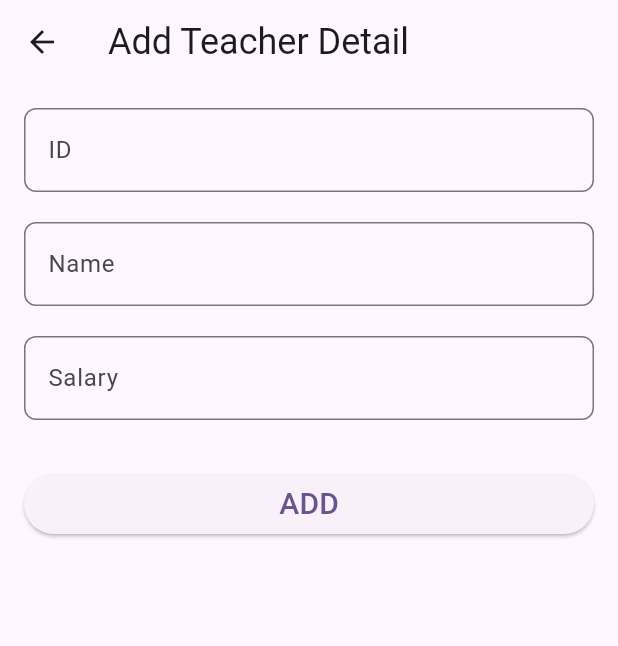
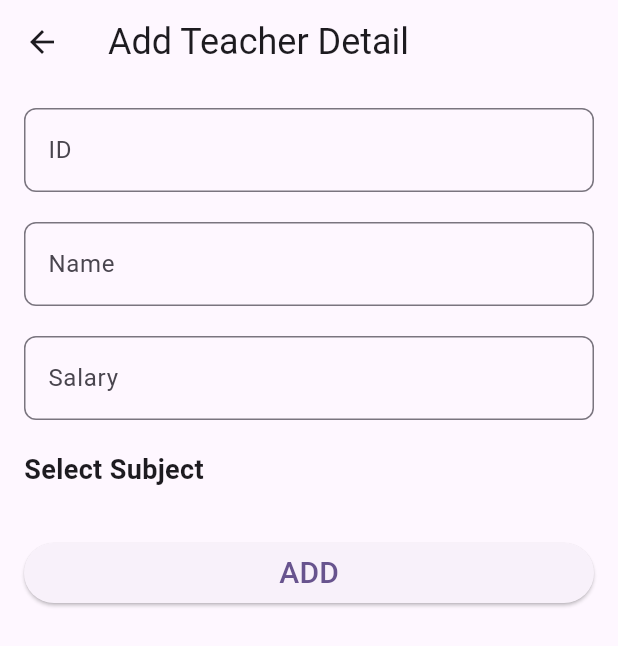
Before and after one commit to naveensirsi97/school_app, a Flutter app: the AddTeacherScreen screen opened by its route, after a tap on "ADD", on a phone screen of 412 x 824 dp. Shown: the top 646 px of the screen. Run offline on Flutter 3.47's test engine with Material 2 defaults, Android fonts, the phone set to English and light mode, and no system bars; our stand-ins replace sqflite; accounts and stored records are empty.

Commit message:
subject DropDown added

```diff
--- a/lib/teacher/ui/add_teacher_screen.dart
+++ b/lib/teacher/ui/add_teacher_screen.dart
@@ -2,6 +2,7 @@ import 'package:flutter/material.dart';
 import 'package:school_app/database/database_helper.dart';
 import 'package:school_app/shared/string_const.dart';
 import 'package:school_app/teacher/model/teacher_model.dart';
+import 'package:school_app/teacher/subject/model/subject_model.dart';
 
 class AddTeacherScreen extends StatefulWidget {
   const AddTeacherScreen({super.key});
@@ -20,11 +21,29 @@ class _AddTeacherScreenState extends State<AddTeacherScreen> {
     idController = TextEditingController();
     teacherNameController = TextEditingController();
     salaryNameController = TextEditingController();
+    loadSubject();
     super.initState();
+  }
+
+   String? currentValue;
+
+  late List<Subject> subjectList = [];
+
+  Future loadSubject() async {
+    subjectList = await DatabaseHelper.getSubjectData();
+    currentValue = subjectList[0].subjectName;
+    setState(() {});
   }
 
   @override
   Widget build(BuildContext context) {
+    List<DropdownMenuItem> dropDownMenuList = [];
+    for (var subject in subjectList) {
+      dropDownMenuList.add(DropdownMenuItem(
+        value: subject.subjectName,
+        child: Text(subject.subjectName),
+      ));
+    }
     return Scaffold(
       appBar: AppBar(
         title: const Text(
@@ -75,11 +94,32 @@ class _AddTeacherScreenState extends State<AddTeacherScreen> {
                 ),
               ),
               const SizedBox(
+                height: 20,
+              ),
+              Row(
+                mainAxisAlignment: MainAxisAlignment.spaceBetween,
+                children: [
+                  const Text(
+                    'Select Subject',
+                    style: TextStyle(fontSize: 18, fontWeight: FontWeight.bold),
+                  ),
+                  if (currentValue != null && dropDownMenuList.isNotEmpty)
+                    DropdownButton(
+                      items: dropDownMenuList,
+                      onChanged: (value) {
+                        currentValue = value;
+                        setState(() {});
+                      },
+                      value: currentValue,
+                    ),
+                ],
+              ),
+              const SizedBox(
                 height: 32,
               ),
               ElevatedButton(
-                onPressed: () {
-                  addTeacher();
+                onPressed: ()async {
+                 await addTeacher(context);
                 },
                 child: const Row(
                   mainAxisAlignment: MainAxisAlignment.center,
@@ -100,11 +140,12 @@ class _AddTeacherScreenState extends State<AddTeacherScreen> {
     );
   }
 
-  Future<void> addTeacher() async {
+  Future<void> addTeacher(BuildContext context) async {
     Teacher teacher = Teacher(
       id: int.parse(idController.text),
       teacherName: teacherNameController.text,
       salary: int.parse(salaryNameController.text),
+      subject: currentValue!,
     );
     await DatabaseHelper.addTeacherData(teacher);
     if (mounted) {
```
Also changed, not shown: lib/teacher/ui/show_teacher_screen.dart (+26 -6 lines).
